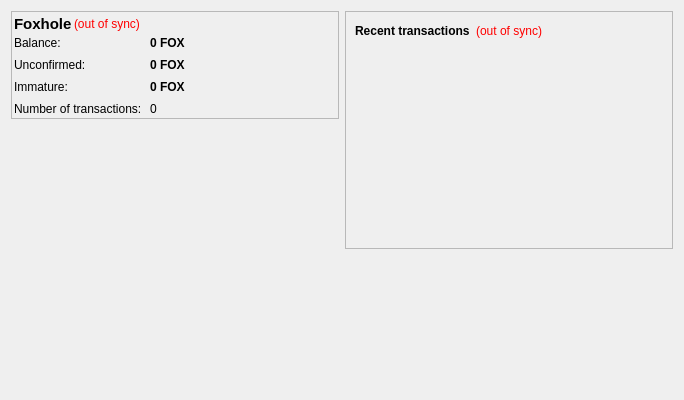
Before: the Qt Designer form src/qt/forms/statisticspage.ui in plusevcoin/plusevcoin, drawn with Qt 5.
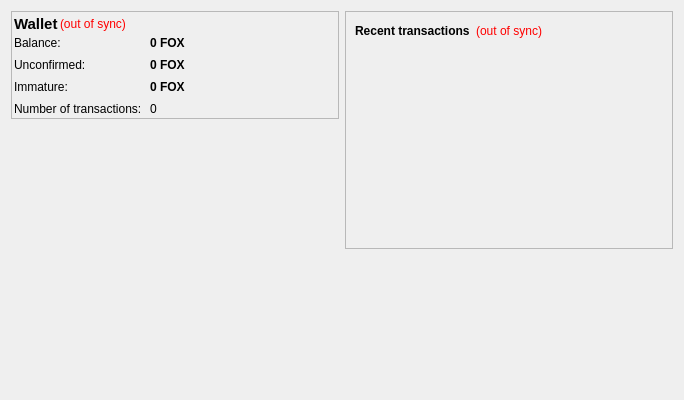
After: the same form once the commit is applied. Icons and pictures are not drawn.

Commit message: Wallet name change

What changed in the file:
```diff
--- a/src/qt/forms/statisticspage.ui
+++ b/src/qt/forms/statisticspage.ui
@@ -55,7 +55,7 @@
              </font>
             </property>
             <property name="text">
-             <string>Foxhole</string>
+             <string>Wallet</string>
             </property>
            </widget>
           </item>
```
Left out of the diff: 6 changed lines with no effect on the pictures. The commit also changes 18 other files.
